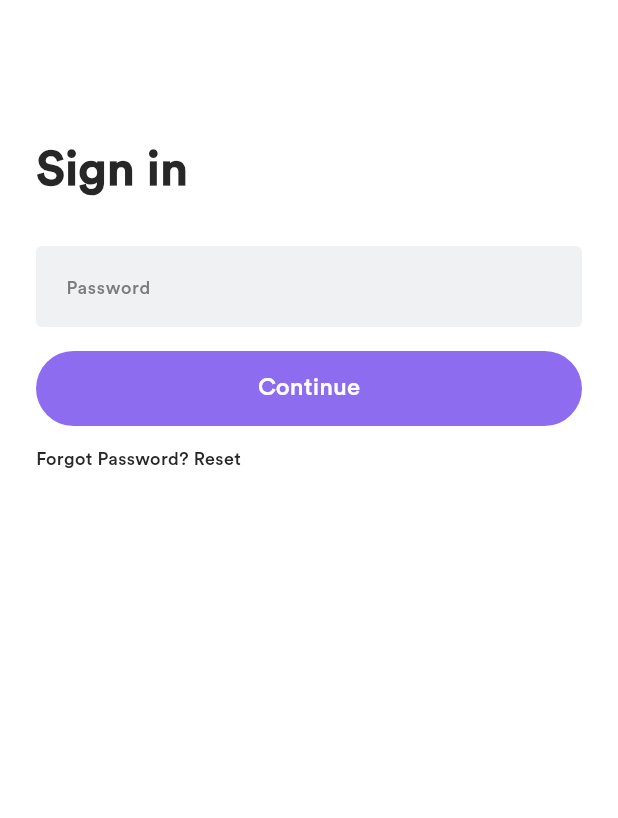
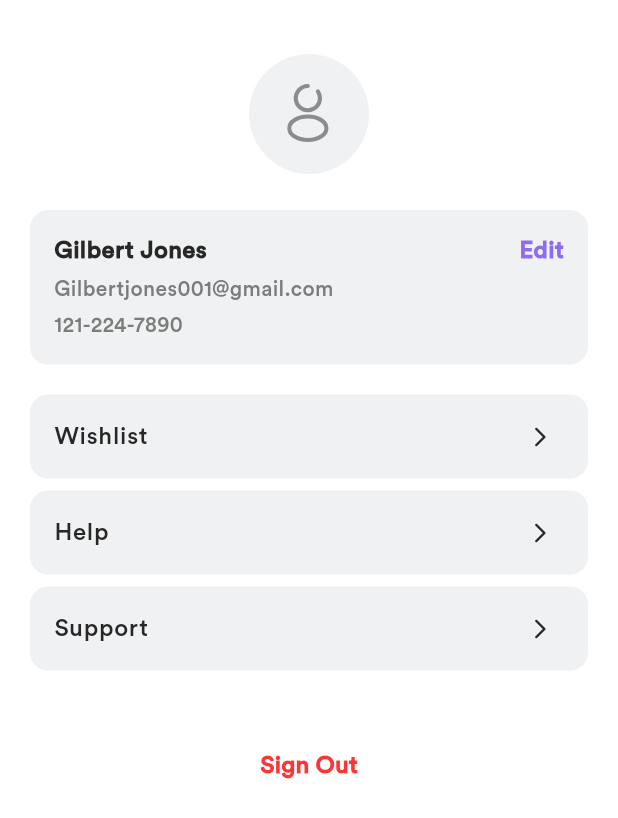
Before and after one commit to mostafaosama3/zara_app, a Flutter app: the SignInPasswordScreen screen opened directly, after a tap on "Continue", on a phone screen of 412 x 824 dp. Shown: the top 818 px of the screen. Run offline on Flutter 3.47's test engine with Material 3 defaults, Android fonts, the phone set to English and light mode, and no system bars; our stand-ins replace flutter_svg, gap, iconsax_flutter, iconsax_plus.

Commit message:
settings

```diff
--- a/lib/core/constants/appimages.dart
+++ b/lib/core/constants/appimages.dart
@@ -7,4 +7,11 @@ class AppImages {
   static const String notificationSvg = 'Assets/icons/notification.svg';
   static const String profileSvg = 'Assets/icons/profile.svg';
   static const String receiptSvg = 'Assets/icons/receipt.svg';
+    static const String mens_tshirt = 'Assets/images/mens_tshirt.png';
+      static const String nike_bag = 'Assets/images/nike_bag.png';
+      static const String nike_glasses = 'Assets/images/nike_glasses.png';
+        static const String skate_tshirt = 'Assets/images/skate_tshirt.png';
+
+
+
 }
--- a/lib/features/auth/sign_in_password_screen.dart
+++ b/lib/features/auth/sign_in_password_screen.dart
@@ -1,12 +1,12 @@
 import 'package:flutter/material.dart';
 import 'package:gap/gap.dart';
-import 'package:zara_app/features/auth/sign_in_password_screen.dart';
 import 'package:zara_app/core/styles/appcolor.dart';
 import 'package:zara_app/core/styles/text_styles.dart';
 import 'package:zara_app/core/widgets/custom_textfield.dart';
 import 'package:zara_app/core/widgets/main_button.dart';
 import 'package:zara_app/core/functions/Navigations.dart';
 import 'package:zara_app/features/auth/forgot_password_screen.dart';
+import 'package:zara_app/features/settings/SettingsSceen.dart';
 class SignInPasswordScreen extends StatelessWidget {
   const SignInPasswordScreen({super.key});
 
@@ -46,7 +46,7 @@ class SignInPasswordScreen extends StatelessWidget {
   ontap: () {
     pushTo(
       context,
-      const SignInPasswordScreen(),
+      const SettingsScreen(),
     );
   },
 ),
--- /dev/null
+++ b/lib/features/settings/SettingsSceen.dart
@@ -0,0 +1,155 @@
+import 'package:flutter/material.dart';
+import 'package:gap/gap.dart';
+import 'package:zara_app/core/functions/navigations.dart';
+import 'package:zara_app/core/styles/appcolor.dart';
+import 'package:zara_app/core/styles/text_styles.dart';
+import 'package:zara_app/core/constants/appimages.dart';
+import 'package:zara_app/core/widgets/custom_svg_image.dart';
+import 'package:zara_app/features/settings/WishlistScreen.dart';
+
+class SettingsScreen extends StatelessWidget {
+  const SettingsScreen({super.key});
+
+  @override
+  Widget build(BuildContext context) {
+    return Scaffold(
+      backgroundColor: AppColors.whiteColor,
+      body: SafeArea(
+        child: SingleChildScrollView(
+          padding: const EdgeInsets.symmetric(horizontal: 20, vertical: 16),
+          child: Column(
+            children: [
+              const Gap(20),
+              // Profile Image
+              const
+Center(
+  child: CircleAvatar(
+    radius: 40,
+    backgroundColor: AppColors.accentColor,
+    child: CustomSvgImage(
+      path: AppImages.profileSvg,
+      width: 40,
+      height: 40,
+    ),
+  ),
+),
+              const Gap(24),
+
+              // User Info Card
+              Container(
+                width: double.infinity,
+                padding: const EdgeInsets.all(16),
+                decoration: BoxDecoration(
+                  color: AppColors.accentColor,
+                  borderRadius: BorderRadius.circular(12),
+                ),
+                child: Row(
+                  mainAxisAlignment: MainAxisAlignment.spaceBetween,
+                  crossAxisAlignment: CrossAxisAlignment.start,
+                  children: [
+                    Column(
+                      crossAxisAlignment: CrossAxisAlignment.start,
+                      children: [
+                        Text(
+                          'Gilbert Jones',
+                          style: TextStyles.body.copyWith(
+                            fontWeight: FontWeight.bold,
+                            color: AppColors.blackColor,
+                          ),
+                        ),
+                        const Gap(4),
+                        Text(
+                          'Gilbertjones001@gmail.com',
+                          style: TextStyles.caption1.copyWith(
+                            color: AppColors.greyColor,
+                          ),
+                        ),
+                        const Gap(4),
+                        Text(
+                          '121-224-7890',
+                          style: TextStyles.caption1.copyWith(
+                            color: AppColors.greyColor,
+                          ),
+                        ),
+                      ],
+                    ),
+                    InkWell(
+                      onTap: () {},
+                      child: Text(
+                        'Edit',
+                        style: TextStyles.body.copyWith(
+                          color: AppColors.primaryColor,
+                          fontWeight: FontWeight.bold,
+                        ),
+                      ),
+                    ),
+                  ],
+                ),
+              ),
+              const Gap(20),
+
+              // Settings Options List
+              _buildSettingOption(
+                title: 'Wishlist',
+                onTap: () {
+                  pushTo(context, const Wishlistscreen());
+                },
+              ),
+              const Gap(8),
+              _buildSettingOption(
+                title: 'Help',
+                onTap: () {},
+              ),
+              const Gap(8),
+              _buildSettingOption(
+                title: 'Support',
+                onTap: () {},
+              ),
+
+              const Gap(40),
+
+              // Sign Out Button
+              TextButton(
+                onPressed: () {},
+                child: Text(
+                  'Sign Out',
+                  style: TextStyles.body.copyWith(
+                    color: AppColors.redColor,
+                    fontWeight: FontWeight.bold,
+                  ),
+                ),
+              ),
+            ],
+          ),
+        ),
+      ),
+    );
+  }
+
+  Widget _buildSettingOption({
+    required String title,
+    required VoidCallback onTap,
+  }) {
+    return Container(
+      decoration: BoxDecoration(
+        color: AppColors.accentColor,
+        borderRadius: BorderRadius.circular(12),
+      ),
+      child: ListTile(
+        onTap: onTap,
+        title: Text(
+          title,
+          style: TextStyles.body.copyWith(
+            fontWeight: FontWeight.w600,
+            color: AppColors.blackColor,
+          ),
+        ),
+        trailing: const Icon(
+          Icons.arrow_forward_ios_rounded,
+          size: 16,
+          color: AppColors.blackColor,
+        ),
+      ),
+    );
+  }
+}
```
Also changed, not shown: lib/features/settings/WishlistScreen.dart (added, +186 -0 lines), Assets/images/mens_tshirt.png (added), Assets/images/nike_bag.png (added), Assets/images/nike_glasses.png (added), Assets/images/skate_tshirt.png (added), lib/features/main/MainappScreen.dart (added).
